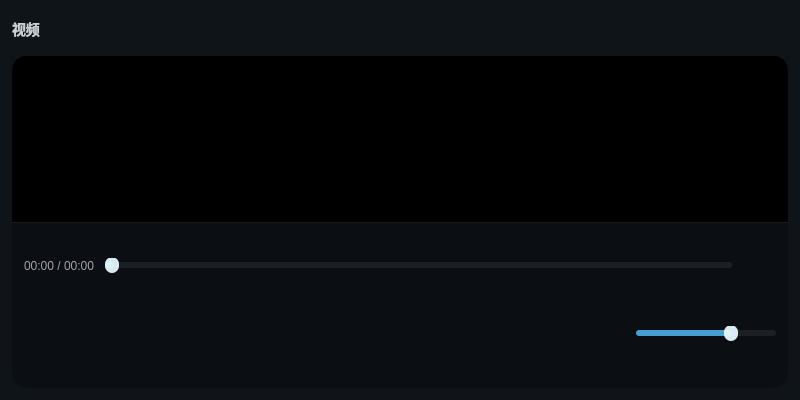
pengstao-creator/carMusicSys, file videoui.ui: the form before one commit.
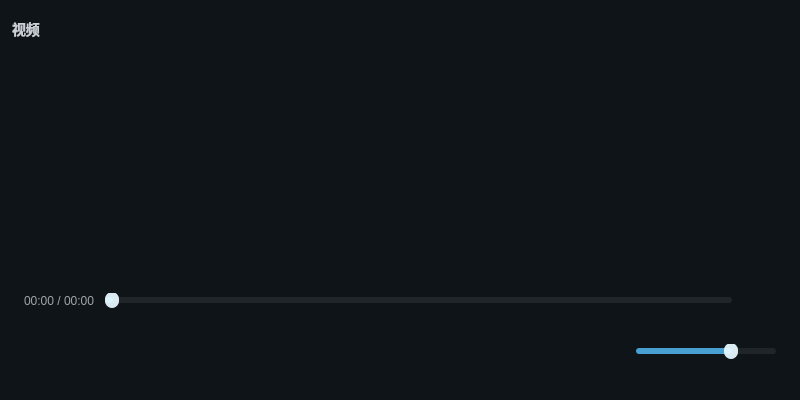
The form after the commit. Icons and pictures are not drawn.

Patch:
```diff
--- a/videoui.ui
+++ b/videoui.ui
@@ -18,8 +18,8 @@
   </property>
   <property name="maximumSize">
    <size>
-    <width>800</width>
-    <height>400</height>
+    <width>16777215</width>
+    <height>16777215</height>
    </size>
   </property>
   <property name="windowTitle">
@@ -149,7 +149,6 @@
     </layout>
    </item>
    <item>
-    <widget class="QWidget" name="playerSurface">
      <layout class="QVBoxLayout" name="surfaceLayout">
       <property name="leftMargin">
        <number>0</number>
@@ -177,13 +176,6 @@
        </widget>
       </item>
       <item>
-       <widget class="QWidget" name="controlsBar">
-        <property name="minimumSize">
-         <size>
-          <width>0</width>
-          <height>92</height>
-         </size>
-        </property>
         <layout class="QVBoxLayout" name="controlsLayout">
          <property name="leftMargin">
           <number>12</number>
@@ -486,10 +478,8 @@
           </layout>
          </item>
         </layout>
-       </widget>
-      </item>
-     </layout>
-    </widget>
+     </item>
+    </layout>
    </item>
   </layout>
  </widget>
```
Left out of the diff: 136 changed lines with no effect on the pictures. Lines whose indentation alone changed are shown as unchanged.
